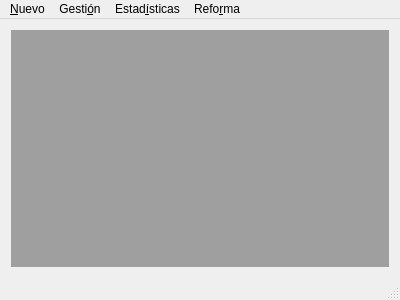
Qt form gui/mainwindow.ui (rogorido/qtpredicadores) before a commit.
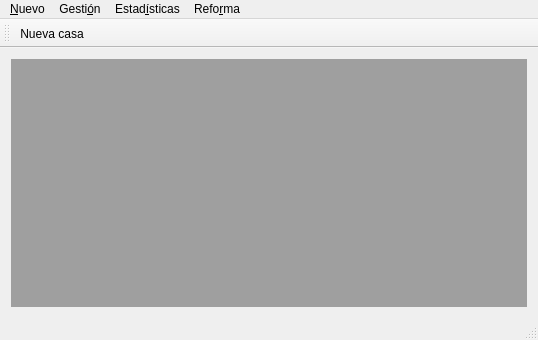
The same form after that commit. Icons and pictures are not drawn.

```diff
--- a/gui/mainwindow.ui
+++ b/gui/mainwindow.ui
@@ -6,8 +6,8 @@
    <rect>
     <x>0</x>
     <y>0</y>
-    <width>400</width>
-    <height>300</height>
+    <width>538</width>
+    <height>340</height>
    </rect>
   </property>
   <property name="windowTitle">
@@ -25,7 +25,7 @@
     <rect>
      <x>0</x>
      <y>0</y>
-     <width>400</width>
+     <width>538</width>
      <height>20</height>
     </rect>
    </property>
@@ -73,6 +73,18 @@
    <addaction name="menuRefo_rma"/>
   </widget>
   <widget class="QStatusBar" name="statusBar"/>
+  <widget class="QToolBar" name="toolBar">
+   <property name="windowTitle">
+    <string>toolBar</string>
+   </property>
+   <attribute name="toolBarArea">
+    <enum>TopToolBarArea</enum>
+   </attribute>
+   <attribute name="toolBarBreak">
+    <bool>false</bool>
+   </attribute>
+   <addaction name="actionNuevaCasa"/>
+  </widget>
   <action name="actionNuevoCapitulo">
    <property name="text">
     <string>Nu&amp;evo capítulo</string>
```
Left out of the diff: 8 changed lines with no effect on the pictures.
